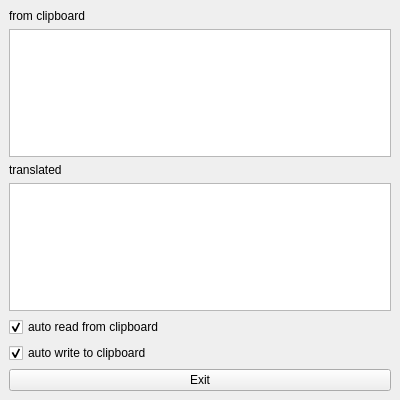
This is mainwindow.ui in ucifs/CopyTranslatePaste as Qt 5 draws it before an edit. The edited form follows.
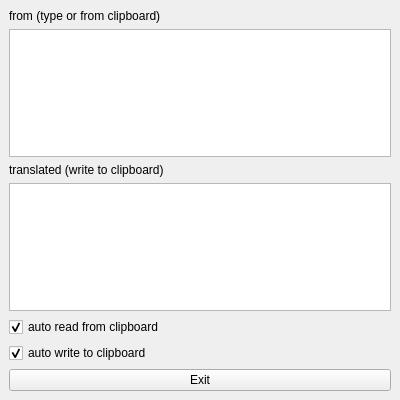
This is the edited form.

```diff
--- a/mainwindow.ui
+++ b/mainwindow.ui
@@ -38,7 +38,7 @@
       <item>
        <widget class="QLabel" name="labelOrigin">
         <property name="text">
-         <string>from clipboard</string>
+         <string>from (type or from clipboard)</string>
         </property>
        </widget>
       </item>
@@ -52,7 +52,7 @@
       <item>
        <widget class="QLabel" name="labelTranslated">
         <property name="text">
-         <string>translated</string>
+         <string>translated (write to clipboard)</string>
         </property>
        </widget>
       </item>
```
